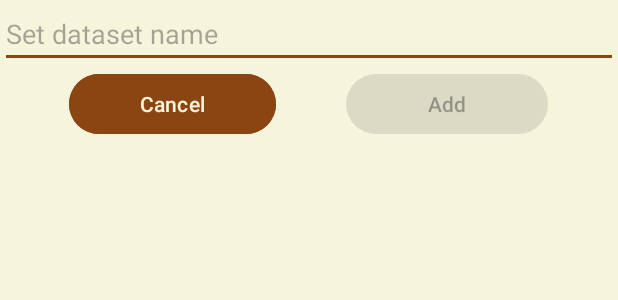
After one commit to CeVague/AnkiQuiz, an Android app: the layout fragment_dialog_new_dataset.xml on its own in the app's theme, with its tools: preview values and no code run, on a phone screen of 412 x 824 dp. The commit adds this screen. Shown: the top 300 px of the screen. Run offline under Robolectric (Android 15) with nearby library versions, the phone set to English and light mode, and no system bars.

Commit message:
Refonte du chargement de datasets

```diff
--- /dev/null
+++ b/app/src/main/res/layout/fragment_dialog_new_dataset.xml
@@ -0,0 +1,57 @@
+<?xml version="1.0" encoding="utf-8"?>
+<FrameLayout xmlns:android="http://schemas.android.com/apk/res/android"
+    xmlns:tools="http://schemas.android.com/tools"
+    android:layout_width="match_parent"
+    android:layout_height="match_parent"
+    tools:context=".DialogNewDatasetFragment">
+
+    <LinearLayout
+        android:layout_width="match_parent"
+        android:layout_height="match_parent"
+        android:orientation="vertical">
+
+        <EditText
+            android:id="@+id/textView_add"
+            android:layout_width="match_parent"
+            android:layout_height="wrap_content"
+            android:hint="@string/set_dataset"
+            android:autofillHints=""/>
+
+        <LinearLayout
+            android:layout_width="match_parent"
+            android:layout_height="match_parent"
+            android:orientation="horizontal">
+
+            <Space
+                android:layout_width="wrap_content"
+                android:layout_height="wrap_content"
+                android:layout_weight="1" />
+
+            <Button
+                android:id="@+id/button_cancel_add"
+                android:layout_width="wrap_content"
+                android:layout_height="wrap_content"
+                android:layout_weight="1"
+                android:backgroundTint="@color/colorAccent"
+                android:text="@string/cancel" />
+
+            <Space
+                android:layout_width="wrap_content"
+                android:layout_height="wrap_content"
+                android:layout_weight="1" />
+
+            <Button
+                android:id="@+id/button_add_add"
+                android:layout_width="wrap_content"
+                android:layout_height="wrap_content"
+                android:layout_weight="1"
+                android:enabled="false"
+                android:text="@string/add" />
+
+            <Space
+                android:layout_width="wrap_content"
+                android:layout_height="wrap_content"
+                android:layout_weight="1" />
+        </LinearLayout>
+    </LinearLayout>
+</FrameLayout>
--- a/app/src/main/res/values/strings.xml
+++ b/app/src/main/res/values/strings.xml
@@ -2,8 +2,13 @@
     <string name="app_name">AnkiQuiz</string>
     <string name="manage_data">Data Management</string>
     <string name="play">Play</string>
-<!-- TODO: Remove or change this placeholder text -->
+    <!-- TODO: Remove or change this placeholder text -->
+    <string name="import_dataset">Import dataset</string>
+    <string name="create_dataset">Create a new dataset...</string>
+    <string name="set_dataset">Set dataset name</string>
+    <!-- TODO: Remove or change this placeholder text -->
     <string name="hello_blank_fragment">Hello blank fragment</string>
-    <string name="add_dataset">Add a new dataset</string>
+    <string name="add">Add</string>
+    <string name="cancel">Cancel</string>
     <!-- TODO: Remove or change this placeholder text -->
 </resources>
```
Also changed, not shown: app/src/main/java/com/cevague/ankiquiz/DialogNewDatasetFragment.java (added, +112 -0 lines), app/src/main/java/com/cevague/ankiquiz/ui/data/DataManagementFragment.java (+121 -80 lines), app/src/main/res/layout/fragment_data_management.xml (+10 -2 lines), 2 other files.
